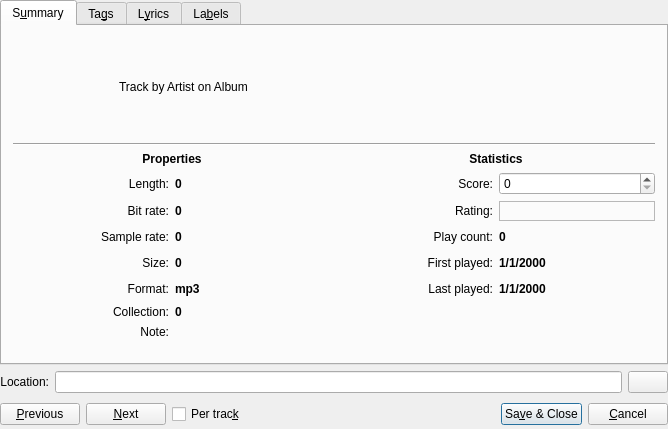
The window that src/dialogs/TagDialogBase.ui (KDE/amarok) describes before a commit, drawn with Qt 5.
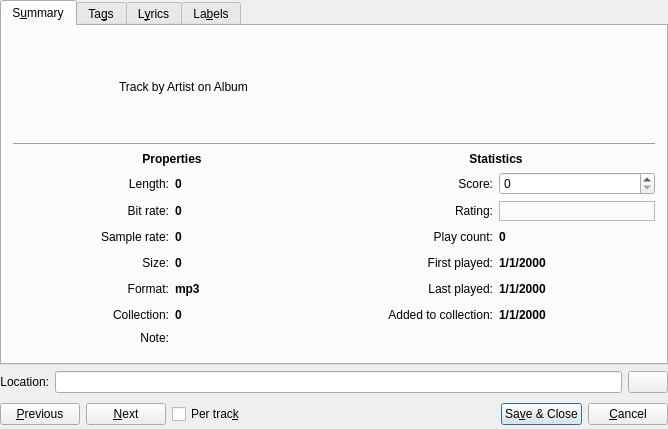
The same window after the commit. The open tabs and pages were chosen to show the change. Custom widgets are drawn as their Qt base class.

Commit message:
Show added to collection time in tag dialog when available
There's plenty of space, so show the information when the track's in a
collection that provides sensible added times (seems to be that only sql
collection does, which makes sense).

Patch:
```diff
--- a/src/dialogs/TagDialogBase.ui
+++ b/src/dialogs/TagDialogBase.ui
@@ -461,6 +461,38 @@
              </property>
             </widget>
            </item>
+           <item row="6" column="2">
+            <widget class="QLabel" name="addedToCollectionLabel">
+             <property name="text">
+              <string>Added to collection:</string>
+             </property>
+             <property name="alignment">
+              <set>Qt::AlignRight|Qt::AlignTrailing|Qt::AlignVCenter</set>
+             </property>
+            </widget>
+           </item>
+           <item row="6" column="3">
+            <widget class="QLabel" name="qLabel_addedToCollection">
+             <property name="minimumSize">
+              <size>
+               <width>0</width>
+               <height>20</height>
+              </size>
+             </property>
+             <property name="font">
+              <font>
+               <weight>75</weight>
+               <bold>true</bold>
+              </font>
+             </property>
+             <property name="text">
+              <string notr="true">1/1/2000</string>
+             </property>
+             <property name="alignment">
+              <set>Qt::AlignLeading|Qt::AlignLeft|Qt::AlignVCenter</set>
+             </property>
+            </widget>
+           </item>
            <item row="7" column="0">
             <widget class="QLabel" name="noteLabel">
              <property name="text">
```
The commit also changes 2 other files.
